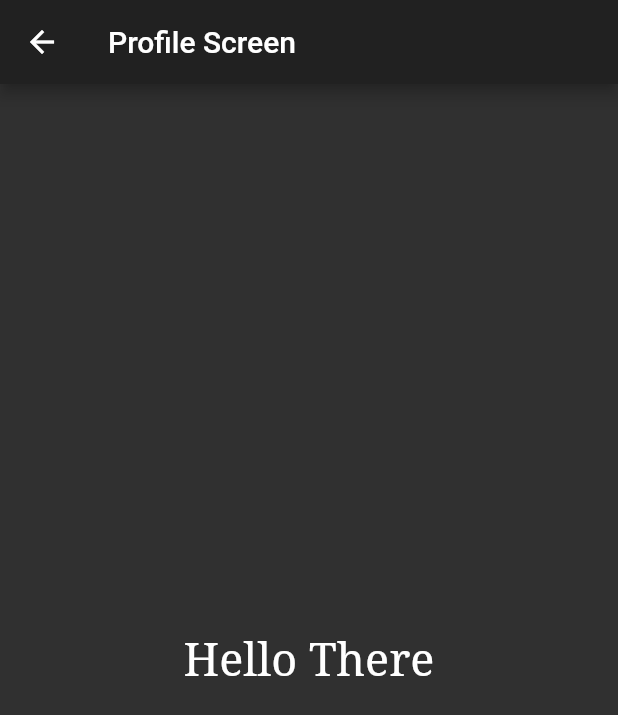
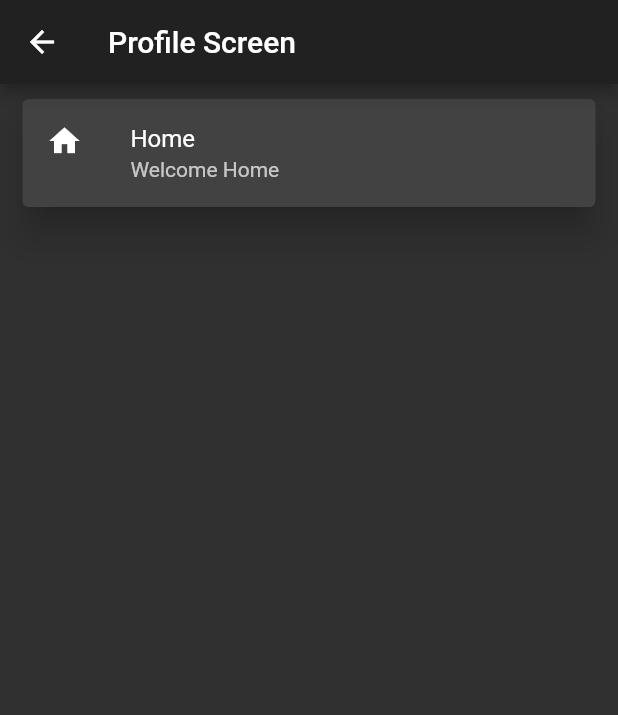
Before and after one commit to quiet-programmer/flutter_dark_mode, a Flutter app: the NewScreen screen opened directly, on a phone screen of 412 x 824 dp. Shown: the top 715 px of the screen. Run offline on Flutter 3.47's test engine with Material 2 defaults, Android fonts, the phone set to English and light mode, and no system bars.

Commit message:
edited the UI in the next screen

```diff
--- a/lib/screen/newScreen.dart
+++ b/lib/screen/newScreen.dart
@@ -6,26 +6,32 @@ class NewScreen extends StatefulWidget {
 }
 
 class _NewScreenState extends State<NewScreen> {
+  Widget _getList() {
+    var listV = ListView(
+      children: <Widget>[
+        Card(
+          margin: EdgeInsets.only(left: 15.0, right: 15.0, top: 10.0),
+          elevation: 10.0,
+          child: ListTile(
+            leading: Icon(Icons.home),
+            title: Text("Home"),
+            subtitle: Text("Welcome Home"),
+            onTap: () {},
+          ),
+        )
+      ],
+    );
+
+    return listV;
+  }
+
   @override
   Widget build(BuildContext context) {
     return Scaffold(
       appBar: AppBar(
         title: Text("Profile Screen"),
       ),
-      body: Column(
-        mainAxisAlignment: MainAxisAlignment.center,
-        children: <Widget>[
-          Center(
-            child: Text(
-              "Hello There",
-              style: TextStyle(
-                fontFamily: 'serif',
-                fontSize: 30.0,
-              ),
-              ),
-          ),
-        ],
-      ),
+      body: _getList(),
     );
   }
 }
```
